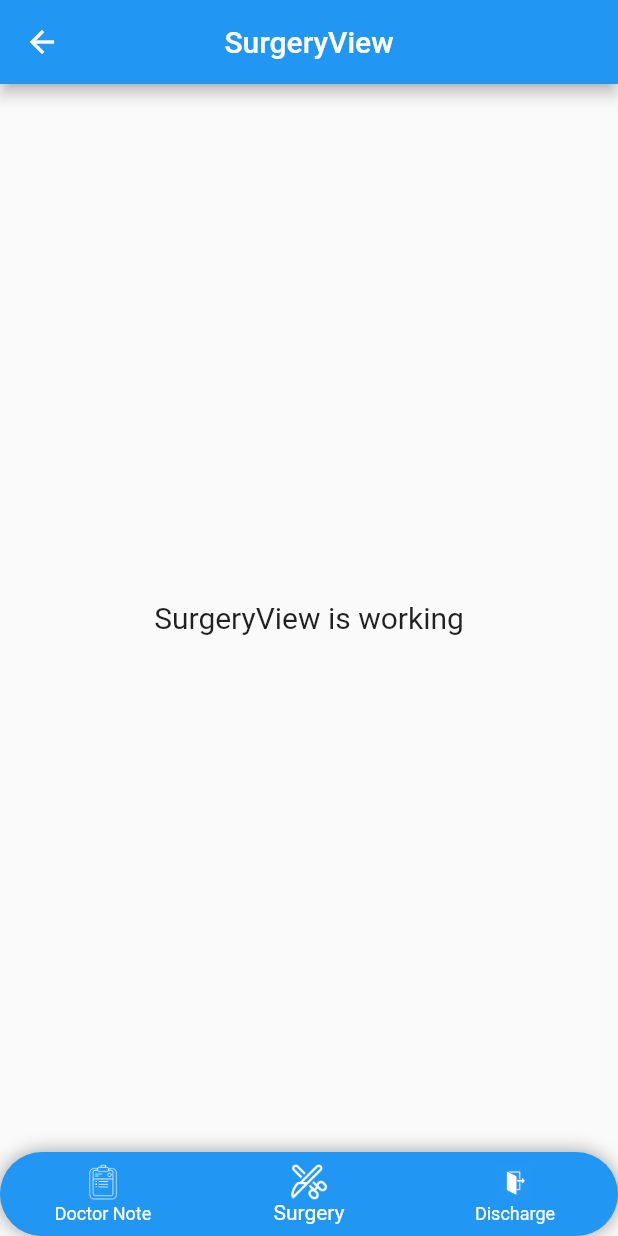
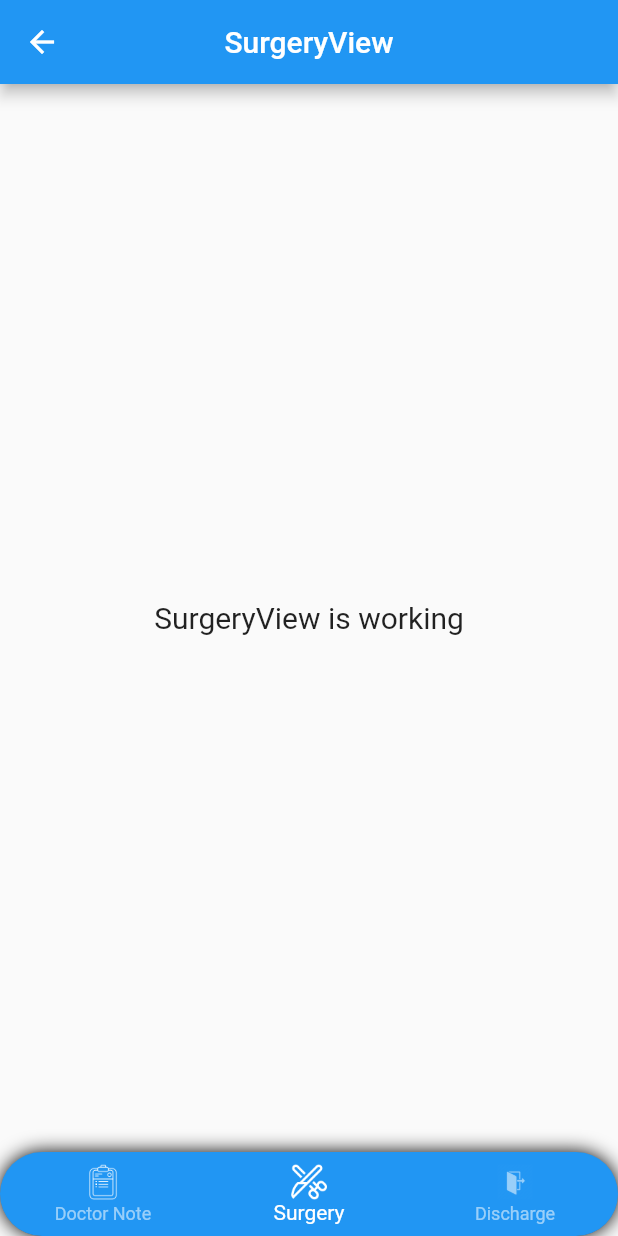
Before and after one commit to patnaapp/ipd_getx_project_backup, a Flutter app: the TreatmentDashboardView screen opened by its route, item 2 of the bottom bar chosen, on a phone screen of 412 x 824 dp. Run offline on Flutter 3.47's test engine with Material 2 defaults, Android fonts, the phone set to English and light mode, and no system bars; our stand-ins replace get; missing offline and left inert: barcode_scan_fix.

Commit message:
dashboard updated

```diff
--- a/lib/app/modules/Login1/views/login1_view.dart
+++ b/lib/app/modules/Login1/views/login1_view.dart
@@ -3,6 +3,7 @@ import 'package:flutter/material.dart';
 import 'package:get/get.dart';
 import 'package:ipd_getx_project_backup/app/modules/ScanQRCode/views/scan_q_r_code_view.dart';
 import 'package:ipd_getx_project_backup/app/modules/treatmentDashboard/views/treatment_dashboard_view.dart';
+import 'package:ipd_getx_project_backup/app/routes/app_pages.dart';
 
 import '../controllers/login1_controller.dart';
 
@@ -124,8 +125,11 @@ class Login1View extends GetView<Login1Controller> {
 
                       onPressed: () async{
                         Get.to(
-                              () => TreatmentDashboardView(),
-                        );
+                              () => ScanQRCodeView(),
+                         );
+                        //Get.toNamed(Routes.TREATMENT_DASHBOARD);
+                        //Try once
+
 
                         //Navigator.push(
                           //context,
--- a/lib/app/modules/Surgery/views/surgery_view.dart
+++ b/lib/app/modules/Surgery/views/surgery_view.dart
@@ -6,7 +6,9 @@ import '../controllers/surgery_controller.dart';
 
 class SurgeryView extends GetView<SurgeryController> {
   @override
+
   Widget build(BuildContext context) {
+    Get.put(SurgeryController());
     return Scaffold(
       appBar: AppBar(
         title: Text('SurgeryView'),
--- a/lib/app/modules/treatmentDashboard/controllers/treatment_dashboard_controller.dart
+++ b/lib/app/modules/treatmentDashboard/controllers/treatment_dashboard_controller.dart
@@ -2,14 +2,14 @@ import 'package:get/get.dart';
 
 class TreatmentDashboardController extends GetxController {
   //TODO: Implement TreatmentDashboardController
-  var tabIndex = 0;
+  var tabIndex = 0.obs;
 
   // void changeTabIndex(int index) {
   //   tabIndex.value = index;
   // }
   void changeTabIndex(int index) {
 
-      tabIndex = index;
+      tabIndex.value = index ;
       update();
 
   }
--- a/lib/app/modules/treatmentDashboard/views/treatment_dashboard_view.dart
+++ b/lib/app/modules/treatmentDashboard/views/treatment_dashboard_view.dart
@@ -12,14 +12,11 @@ import '../controllers/treatment_dashboard_controller.dart';
 class TreatmentDashboardView extends GetView<TreatmentDashboardController> {
   @override
   Widget build(BuildContext context) {
-    //Get.put(TreatmentDashboardController());
-
-    return GetBuilder<TreatmentDashboardController>(
-        builder: (controller) {
-          return Scaffold(
+    Get.put(TreatmentDashboardController());
+    return Scaffold(
             body: SafeArea(
-              child:  IndexedStack(
-                        index: controller.tabIndex,
+              child: Obx (() =>IndexedStack(
+                        index: controller.tabIndex.value,
                         children: [
                           DoctorNoteView(),
                           SurgeryView(),
@@ -27,24 +24,25 @@ class TreatmentDashboardView extends GetView<TreatmentDashboardController> {
                         ],
                       ),
                     ),
+            ),
             bottomNavigationBar: Container(
                 decoration: BoxDecoration(
                   borderRadius:  BorderRadius.circular(30),
                   boxShadow: [
                     BoxShadow(
-                        color: Colors.black38, spreadRadius: 0, blurRadius: 10),
+                        color: Colors.black, spreadRadius: 0, blurRadius: 10),
                   ],
                 ),
                 child: ClipRRect(
                   borderRadius: BorderRadius.circular(30),
 
-                  child: BottomNavigationBar(
+                  child: Obx(()=>BottomNavigationBar(
                     backgroundColor: Colors.blue,
-                    unselectedItemColor: Colors.white,
+                    unselectedItemColor: Colors.white54,
                     //unselectedItemColor: Colors.grey,
                     selectedItemColor: Colors.white,
                     onTap: controller.changeTabIndex,
-                    currentIndex: controller.tabIndex,
+                    currentIndex: controller.tabIndex.value,
                     showSelectedLabels: true,
                     showUnselectedLabels: true,
                     type: BottomNavigationBarType.fixed,
@@ -75,9 +73,9 @@ class TreatmentDashboardView extends GetView<TreatmentDashboardController> {
                   ),
                 )
             ),
-          );
+          ),
+    );
         }
-    );
-  }
+
 
 }
```
